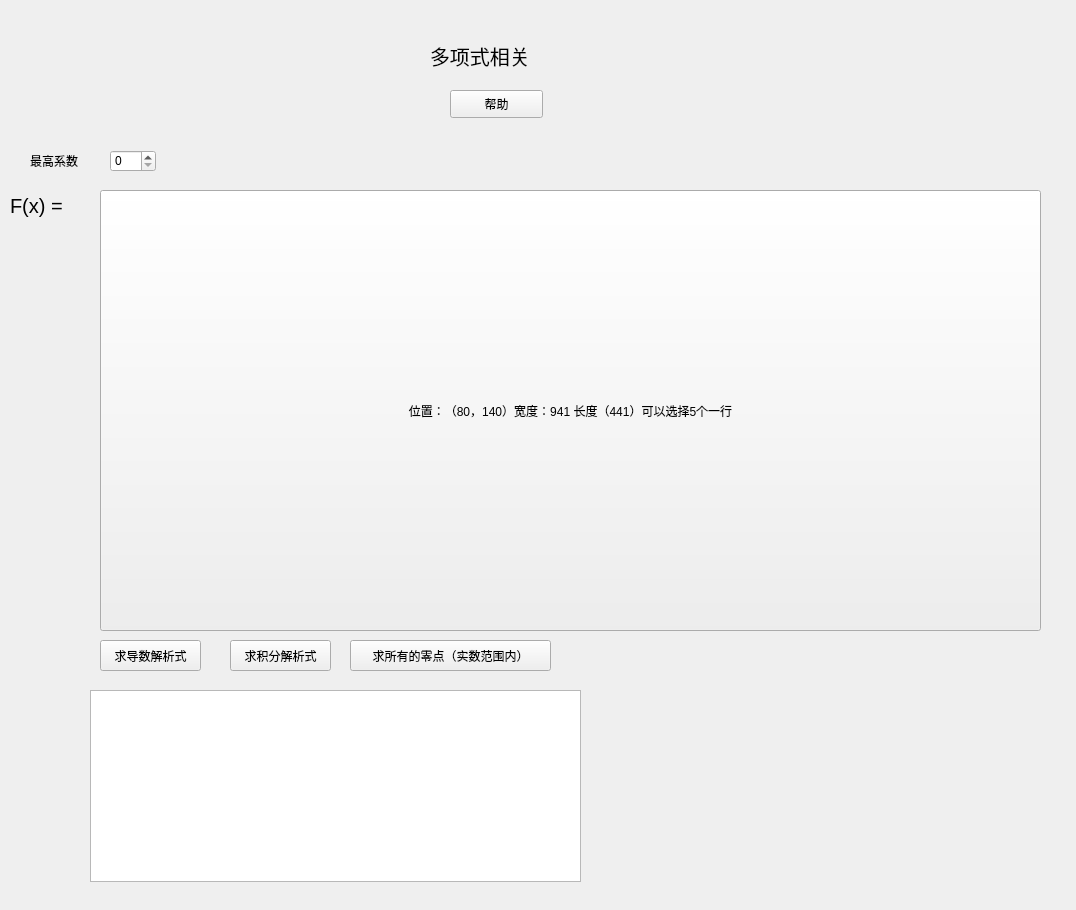
Qt form caculator(with qt gui)/caculator(with qt gui)/poly_gui.ui (AhaLims/calculator) before a commit.
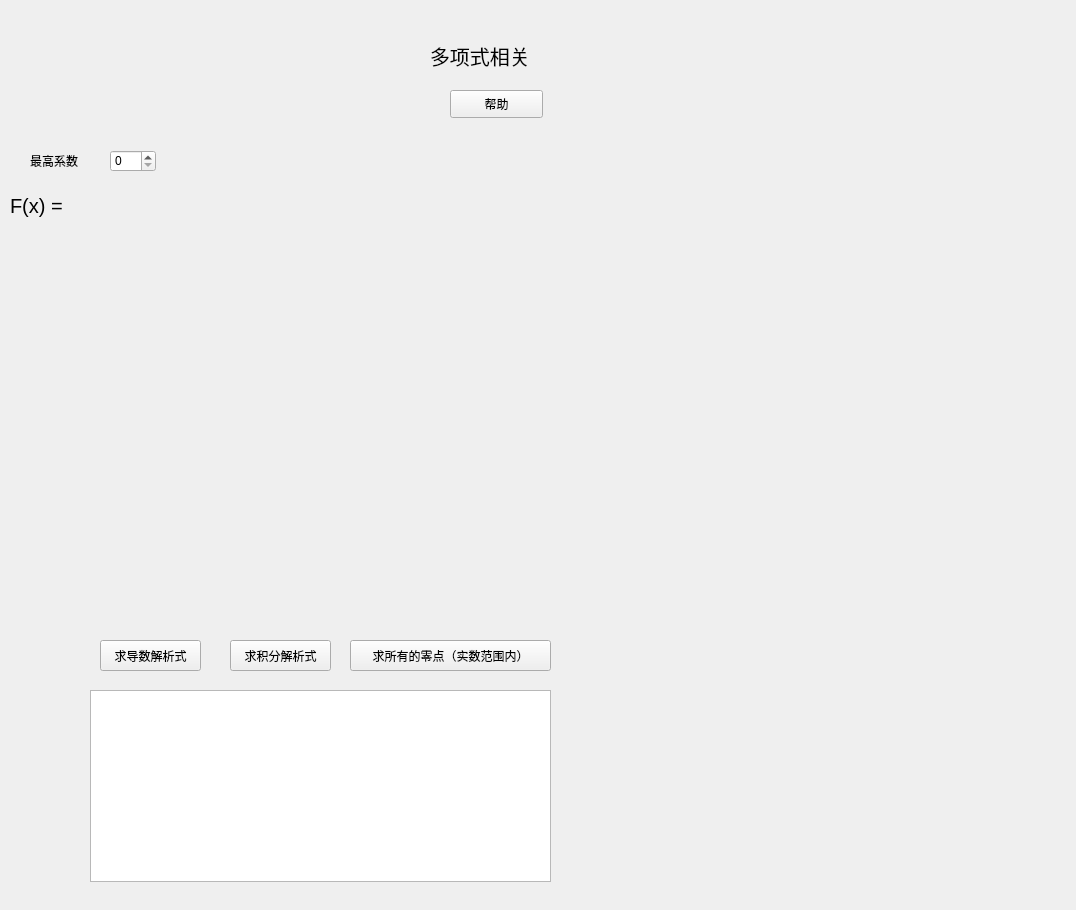
The same form after that commit.

```diff
--- a/caculator(with qt gui)/caculator(with qt gui)/poly_gui.ui
+++ b/caculator(with qt gui)/caculator(with qt gui)/poly_gui.ui
@@ -44,19 +44,6 @@
     <string>多项式相关</string>
    </property>
   </widget>
-  <widget class="QPushButton" name="pushButton_2">
-   <property name="geometry">
-    <rect>
-     <x>100</x>
-     <y>190</y>
-     <width>941</width>
-     <height>441</height>
-    </rect>
-   </property>
-   <property name="text">
-    <string>位置：（80，140）宽度：941 长度（441）可以选择5个一行</string>
-   </property>
-  </widget>
   <widget class="QLabel" name="label_2">
    <property name="geometry">
     <rect>
@@ -142,7 +129,7 @@
     <rect>
      <x>90</x>
      <y>690</y>
-     <width>491</width>
+     <width>461</width>
      <height>192</height>
     </rect>
    </property>
```
Left out of the diff: 17 changed lines with no effect on the pictures.
